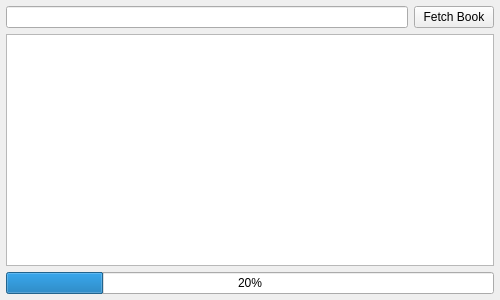
Qt form ui/main_window.ui (IceBear8965/anylang_downloader) before a commit.
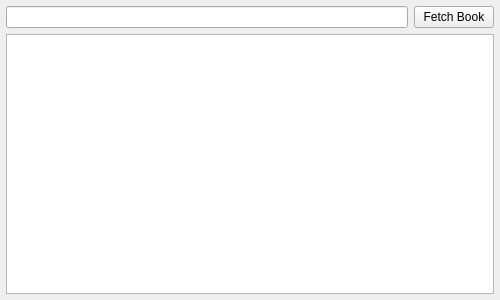
The same form after that commit.

```diff
--- a/ui/main_window.ui
+++ b/ui/main_window.ui
@@ -44,13 +44,6 @@
     <item>
      <widget class="QPlainTextEdit" name="logsField"/>
     </item>
-    <item>
-     <widget class="QProgressBar" name="progressBar">
-      <property name="value">
-       <number>20</number>
-      </property>
-     </widget>
-    </item>
    </layout>
   </widget>
  </widget>
```
